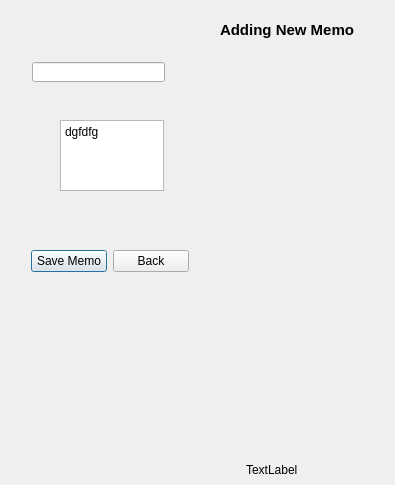
This is newmemo.ui in Ruwan-Ranganath/Memo-Book as Qt 5 draws it before an edit. The edited form follows.
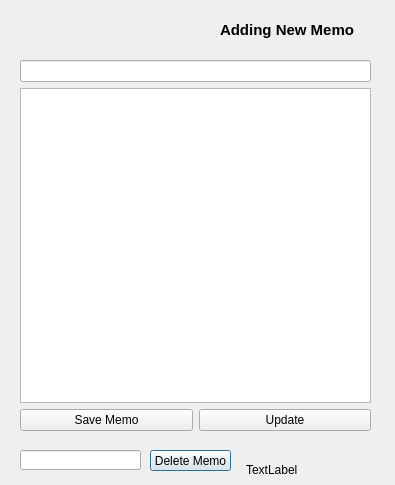
This is the edited form.

```diff
--- a/newmemo.ui
+++ b/newmemo.ui
@@ -39,55 +39,73 @@
     <string>TextLabel</string>
    </property>
   </widget>
-  <widget class="QPlainTextEdit" name="plainTextEdit">
+  <widget class="QLineEdit" name="memoid">
    <property name="geometry">
     <rect>
-     <x>60</x>
-     <y>120</y>
-     <width>104</width>
-     <height>71</height>
+     <x>20</x>
+     <y>450</y>
+     <width>121</width>
+     <height>20</height>
     </rect>
    </property>
-   <property name="plainText">
-    <string>dgfdfg</string>
+  </widget>
+  <widget class="QPushButton" name="btnmemodelete">
+   <property name="geometry">
+    <rect>
+     <x>150</x>
+     <y>450</y>
+     <width>81</width>
+     <height>21</height>
+    </rect>
+   </property>
+   <property name="text">
+    <string>Delete Memo</string>
    </property>
   </widget>
   <widget class="QWidget" name="">
    <property name="geometry">
     <rect>
-     <x>31</x>
-     <y>249</y>
-     <width>158</width>
-     <height>25</height>
+     <x>20</x>
+     <y>60</y>
+     <width>351</width>
+     <height>371</height>
     </rect>
    </property>
-   <layout class="QHBoxLayout" name="horizontalLayout">
+   <layout class="QVBoxLayout" name="verticalLayout_2">
     <item>
-     <widget class="QPushButton" name="btnMemoSave">
-      <property name="text">
-       <string>Save Memo</string>
-      </property>
-     </widget>
+     <layout class="QVBoxLayout" name="verticalLayout">
+      <item>
+       <widget class="QLineEdit" name="memoTitile"/>
+      </item>
+      <item>
+       <widget class="QPlainTextEdit" name="plainTextEdit">
+        <property name="plainText">
+         <string/>
+        </property>
+       </widget>
+      </item>
+     </layout>
     </item>
     <item>
-     <widget class="QPushButton" name="btnMemoBack">
-      <property name="text">
-       <string>Back</string>
-      </property>
-     </widget>
+     <layout class="QHBoxLayout" name="horizontalLayout">
+      <item>
+       <widget class="QPushButton" name="btnMemoSave">
+        <property name="text">
+         <string>Save Memo</string>
+        </property>
+       </widget>
+      </item>
+      <item>
+       <widget class="QPushButton" name="btnmemoUpdate">
+        <property name="text">
+         <string>Update</string>
+        </property>
+       </widget>
+      </item>
+     </layout>
     </item>
    </layout>
   </widget>
-  <widget class="QLineEdit" name="memoTitile">
-   <property name="geometry">
-    <rect>
-     <x>32</x>
-     <y>62</y>
-     <width>133</width>
-     <height>20</height>
-    </rect>
-   </property>
-  </widget>
  </widget>
  <tabstops>
   <tabstop>memoTitile</tabstop>
```
